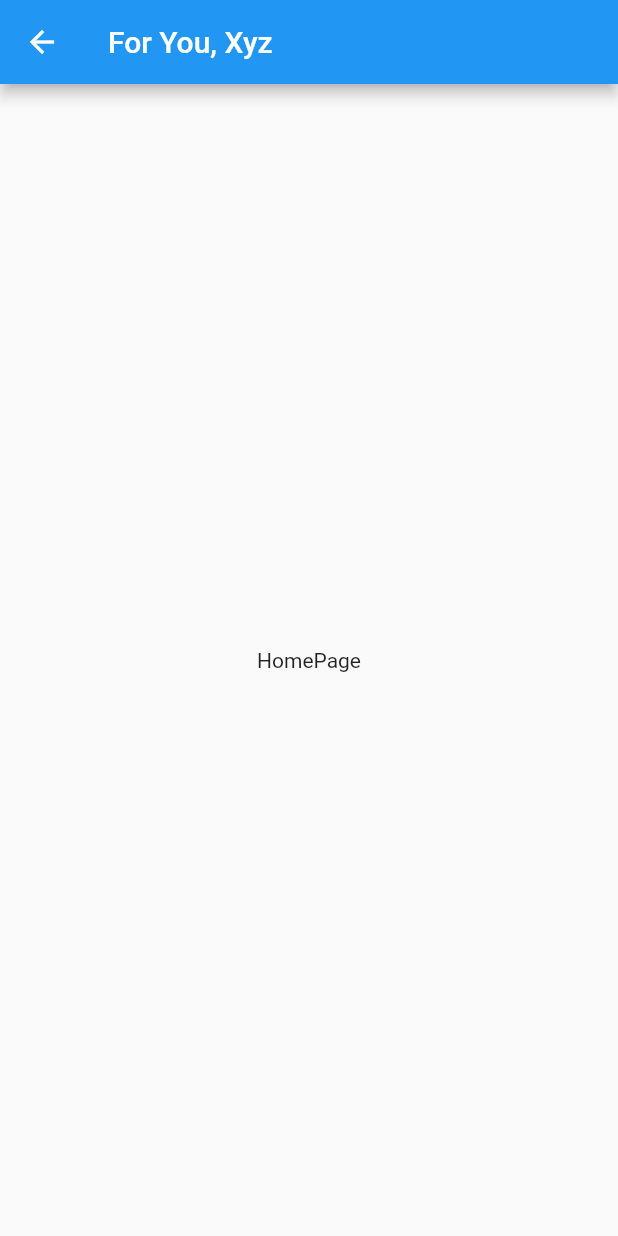
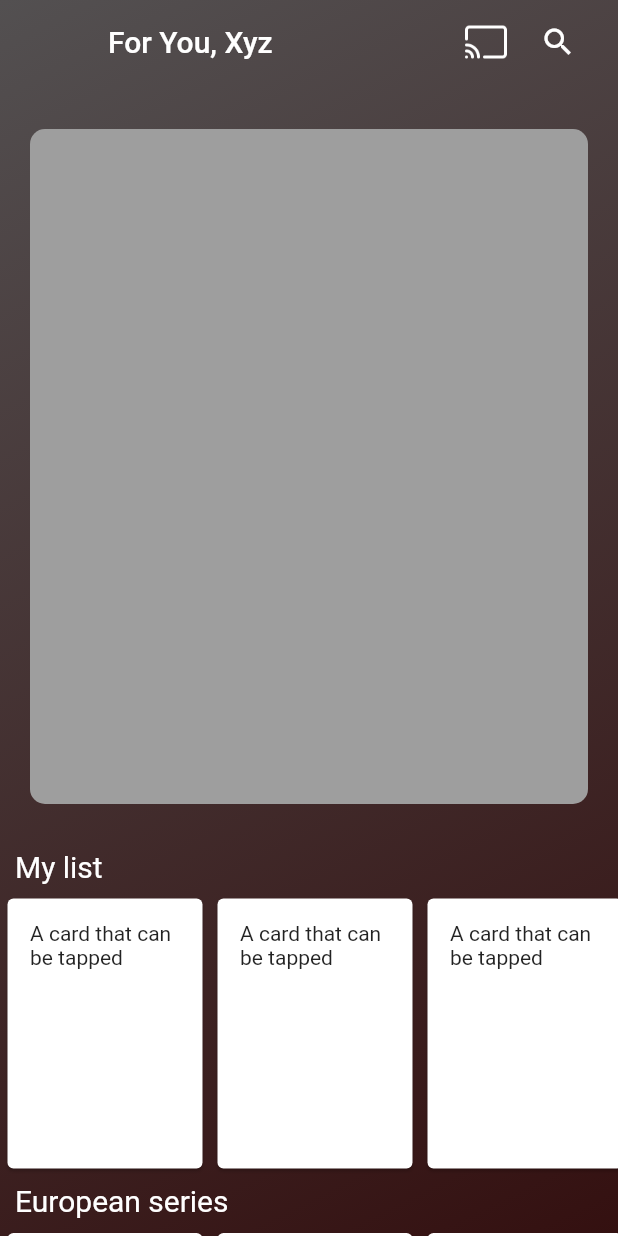
Before and after one commit to KacperMajcher/netflix_copy, a Flutter app: the HomePage screen opened directly, on a phone screen of 412 x 824 dp. Run offline on Flutter 3.47's test engine with Material 2 defaults, Android fonts, the light colour scheme and no system bars; our stand-ins replace google_fonts.

Commit message:
Create a homepage prototype

```diff
--- a/lib/features/home/pages/home_page.dart
+++ b/lib/features/home/pages/home_page.dart
@@ -5,11 +5,216 @@ class HomePage extends StatelessWidget {
 
   @override
   Widget build(BuildContext context) {
-    return Scaffold(
-      appBar: AppBar(
-        title: const Text('For You, Xyz'),
+    return Container(
+      decoration: backgroundGradient(),
+      child: Scaffold(
+          backgroundColor: Colors.transparent,
+          appBar: appBar(),
+          body: ListView(
+            children: [
+              Padding(
+                padding:
+                    const EdgeInsets.symmetric(horizontal: 20, vertical: 30),
+                child: Container(
+                  height: 450,
+                  decoration: const BoxDecoration(
+                    color: Colors.grey,
+                    borderRadius: BorderRadius.all(Radius.elliptical(10, 10)),
+                  ),
+                ),
+              ),
+              Row(
+                children: [
+                  const SizedBox(
+                    width: 10,
+                  ),
+                  Text(
+                    'My list',
+                    style: categoryNameStyle(),
+                  ),
+                ],
+              ),
+              myList(),
+              Row(
+                children: [
+                  const SizedBox(
+                    width: 10,
+                  ),
+                  Text(
+                    'European series',
+                    style: categoryNameStyle(),
+                  ),
+                ],
+              ),
+              europeanSeries(),
+              Row(
+                children: [
+                  const SizedBox(
+                    width: 10,
+                  ),
+                  Text(
+                    'Popular now',
+                    style: categoryNameStyle(),
+                  ),
+                ],
+              ),
+              popularNow(),
+              Row(
+                children: [
+                  const SizedBox(
+                    width: 10,
+                  ),
+                  Text(
+                    'Netflix exclusives',
+                    style: categoryNameStyle(),
+                  ),
+                ],
+              ),
+              onlyOnNetflix(),
+            ],
+          )),
+    );
+  }
+
+  TextStyle categoryNameStyle() {
+    return const TextStyle(
+      color: Colors.white,
+      fontSize: 20,
+    );
+  }
+
+  SingleChildScrollView myList() {
+    return SingleChildScrollView(
+      scrollDirection: Axis.horizontal,
+      child: Row(
+        children: [
+          cardExample(),
+          cardExample(),
+          cardExample(),
+          cardExample(),
+        ],
       ),
-      body: const Center(child: Text('HomePage')),
+    );
+  }
+
+  SingleChildScrollView europeanSeries() {
+    return SingleChildScrollView(
+      scrollDirection: Axis.horizontal,
+      child: Row(
+        children: [
+          cardExample(),
+          cardExample(),
+          cardExample(),
+          cardExample(),
+        ],
+      ),
+    );
+  }
+
+  SingleChildScrollView popularNow() {
+    return SingleChildScrollView(
+      scrollDirection: Axis.horizontal,
+      child: Row(
+        children: [
+          cardExample(),
+          cardExample(),
+          cardExample(),
+          cardExample(),
+        ],
+      ),
+    );
+  }
+
+  SingleChildScrollView onlyOnNetflix() {
+    return SingleChildScrollView(
+      scrollDirection: Axis.horizontal,
+      child: Row(
+        children: [
+          cardExample(),
+          cardExample(),
+          cardExample(),
+          cardExample(),
+        ],
+      ),
+    );
+  }
+
+  Card cardExample() {
+    return Card(
+      margin: const EdgeInsets.symmetric(vertical: 10, horizontal: 5),
+      clipBehavior: Clip.hardEdge,
+      child: InkWell(
+        splashColor: Colors.blue.withAlpha(30),
+        onTap: () {
+          debugPrint('Card tapped.');
+        },
+        child: const Padding(
+          padding: EdgeInsets.all(15),
+          child: SizedBox(
+            width: 100,
+            height: 150,
+            child: Text('A card that can be tapped'),
+          ),
+        ),
+      ),
+    );
+  }
+
+  AppBar appBar() {
+    return AppBar(
+      elevation: 0,
+      backgroundColor: Colors.transparent,
+      flexibleSpace: smallLogo(),
+      title: Row(
+        children: [
+          const Text('For You, Xyz'),
+          const Expanded(child: SizedBox()),
+          castIconButton(),
+          IconButton(
+            onPressed: () {},
+            icon: const Icon(
+              Icons.search,
+              weight: 49,
+            ),
+          ),
+        ],
+      ),
+      leading: const SizedBox(),
+    );
+  }
+
+  BoxDecoration backgroundGradient() {
+    return const BoxDecoration(
+        gradient: LinearGradient(
+            begin: Alignment.topLeft,
+            end: Alignment.bottomRight,
+            colors: [
+          Color.fromARGB(255, 83, 80, 81),
+          Color.fromARGB(255, 52, 16, 16)
+        ]));
+  }
+
+  IconButton castIconButton() {
+    return IconButton(
+      onPressed: () {},
+      icon: const ImageIcon(
+        AssetImage('assets/other/cast.png'),
+        size: 40,
+      ),
+    );
+  }
+
+  Container smallLogo() {
+    return Container(
+      decoration: const BoxDecoration(
+        image: DecorationImage(
+          image: AssetImage('assets/logo/small_netflix_logo.png'),
+          alignment: Alignment.bottomLeft,
+        ),
+      ),
+      margin: const EdgeInsets.only(top: 54, left: 13, bottom: 12),
+      width: 30,
+      height: 30,
     );
   }
 }
--- a/pubspec.yaml
+++ b/pubspec.yaml
@@ -26,3 +26,5 @@ flutter:
   assets:
   - assets/backgrounds/
   - assets/logo/
+  - assets/other/
+  - assets/covers/
```
Also changed, not shown: assets/avatar.png (added), assets/logo/small_netflix_logo.png (added), assets/other/cast.png (added).
